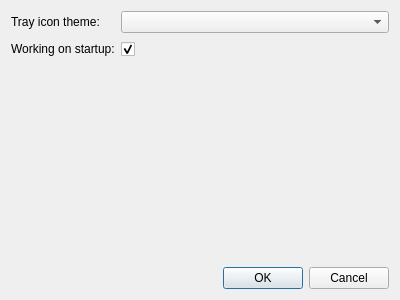
Old version of the form src/worklog/ui/widget/settingsdialog.ui in the repository anetczuk/work-log.
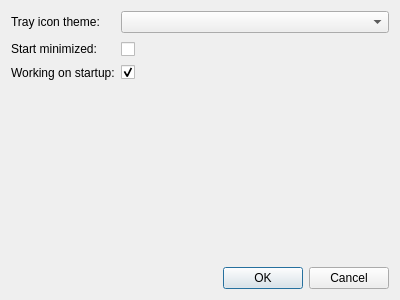
New version of the form.

Commit message: Add option: start minimized

```diff
--- a/src/worklog/ui/widget/settingsdialog.ui
+++ b/src/worklog/ui/widget/settingsdialog.ui
@@ -26,23 +26,37 @@
      <item row="0" column="1">
       <widget class="QComboBox" name="trayThemeCB"/>
      </item>
-     <item row="1" column="0">
+     <item row="2" column="0">
       <widget class="QLabel" name="label">
        <property name="text">
         <string>Working on startup:</string>
        </property>
       </widget>
      </item>
-     <item row="1" column="1">
+     <item row="2" column="1">
       <widget class="QCheckBox" name="workingOnStartupCB">
        <property name="text">
-        <string>                        </string>
+        <string/>
        </property>
        <property name="checked">
         <bool>true</bool>
        </property>
       </widget>
      </item>
+     <item row="1" column="1">
+      <widget class="QCheckBox" name="startMinimizedCB">
+       <property name="text">
+        <string>              </string>
+       </property>
+      </widget>
+     </item>
+     <item row="1" column="0">
+      <widget class="QLabel" name="label_2">
+       <property name="text">
+        <string>Start minimized:</string>
+       </property>
+      </widget>
+     </item>
     </layout>
    </item>
    <item>
```
The commit also changes 3 other files.
